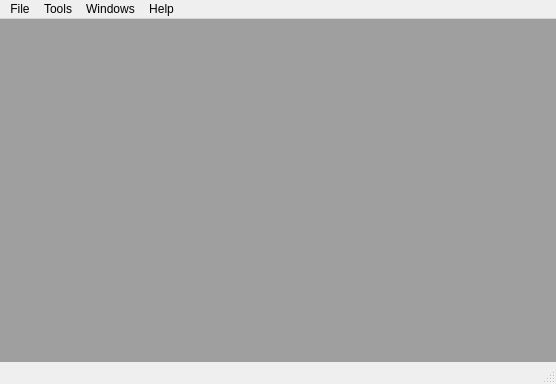
Before: the Qt Designer form ui/clip.ui in jonasstein/clip, drawn with Qt 5.
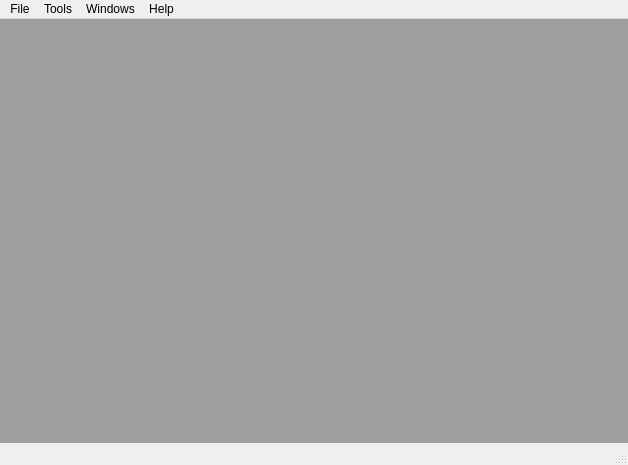
After: the same form once the commit is applied. Icons and pictures are not drawn.

What changed in the file:
```diff
--- a/ui/clip.ui
+++ b/ui/clip.ui
@@ -6,8 +6,8 @@
    <rect>
     <x>0</x>
     <y>0</y>
-    <width>556</width>
-    <height>384</height>
+    <width>628</width>
+    <height>465</height>
    </rect>
   </property>
   <property name="windowTitle">
@@ -32,8 +32,8 @@
     <rect>
      <x>0</x>
      <y>0</y>
-     <width>556</width>
-     <height>18</height>
+     <width>628</width>
+     <height>21</height>
     </rect>
    </property>
    <widget class="QMenu" name="menuFile">
```
Left out of the diff: 16 changed lines with no effect on the pictures.
